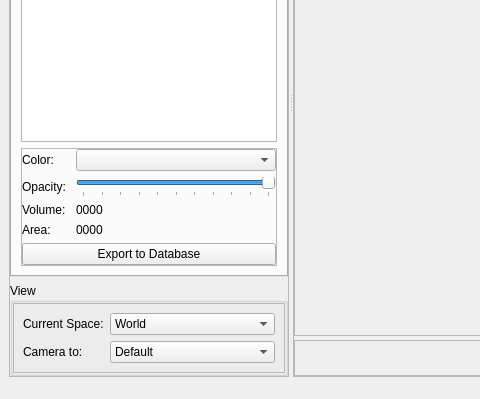
Above: braviz/interaction/qt_guis/subject_overview.ui from diego0020/braviz-app before the change; both pictures show x 0 to 480 and y 201 to 600 of the 855 by 600 pixel window. Below: the same form after it.
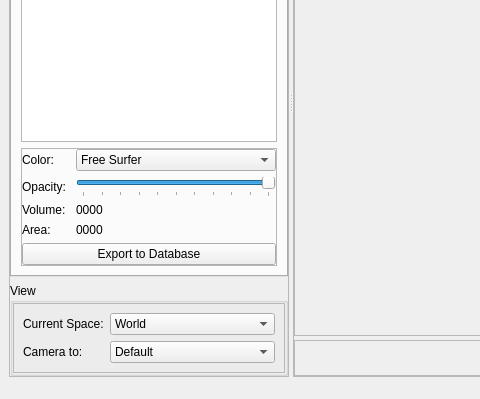
That is the form after the change. Icons and pictures are not drawn.

Commit message: struct colors

Patch:
```diff
--- a/braviz/interaction/qt_guis/subject_overview.ui
+++ b/braviz/interaction/qt_guis/subject_overview.ui
@@ -560,7 +560,18 @@
                 </widget>
                </item>
                <item row="0" column="1">
-                <widget class="QComboBox" name="comboBox"/>
+                <widget class="QComboBox" name="struct_color_combo">
+                 <item>
+                  <property name="text">
+                   <string>Free Surfer</string>
+                  </property>
+                 </item>
+                 <item>
+                  <property name="text">
+                   <string>Select ...</string>
+                  </property>
+                 </item>
+                </widget>
                </item>
                <item row="1" column="0">
                 <widget class="QLabel" name="label_5">
```
The commit also changes 2 other files.
